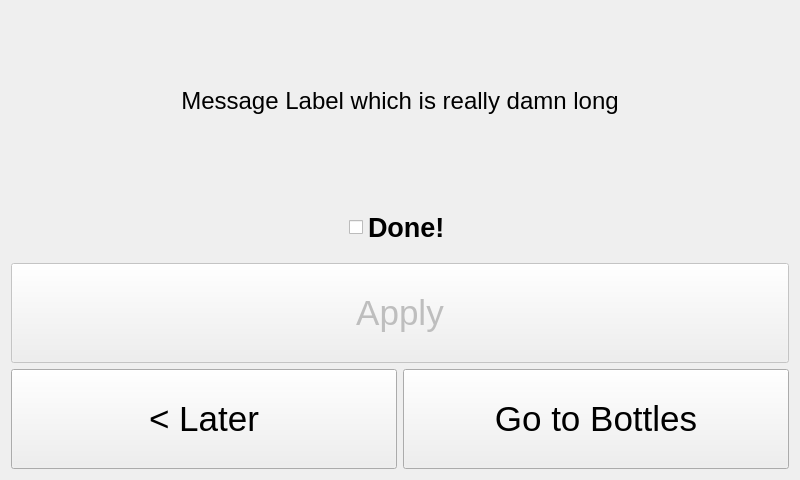
AndreWohnsland/CocktailBerry, file src/ui_elements/refill_prompt.ui: the form before one commit.
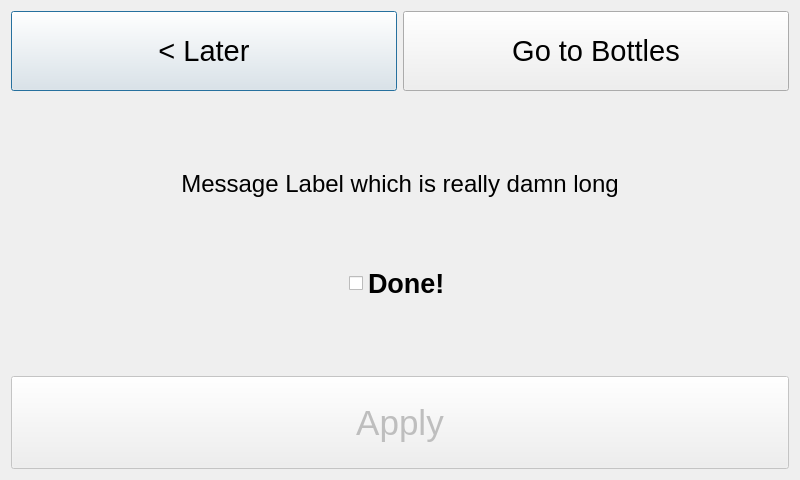
The form after the commit.

The edit to the form file:
```diff
--- a/src/ui_elements/refill_prompt.ui
+++ b/src/ui_elements/refill_prompt.ui
@@ -17,12 +17,86 @@
    <string notr="true"/>
   </property>
   <layout class="QVBoxLayout" name="verticalLayout">
+   <item>
+    <layout class="QHBoxLayout" name="horizontalLayout">
+     <item>
+      <widget class="QPushButton" name="button_later">
+       <property name="minimumSize">
+        <size>
+         <width>0</width>
+         <height>50</height>
+        </size>
+       </property>
+       <property name="maximumSize">
+        <size>
+         <width>16777215</width>
+         <height>80</height>
+        </size>
+       </property>
+       <property name="font">
+        <font>
+         <pointsize>22</pointsize>
+        </font>
+       </property>
+       <property name="text">
+        <string>&lt; Later</string>
+       </property>
+       <property name="cssClass" stdset="0">
+        <string/>
+       </property>
+      </widget>
+     </item>
+     <item>
+      <widget class="QPushButton" name="button_to_bottles">
+       <property name="minimumSize">
+        <size>
+         <width>0</width>
+         <height>50</height>
+        </size>
+       </property>
+       <property name="maximumSize">
+        <size>
+         <width>16777215</width>
+         <height>80</height>
+        </size>
+       </property>
+       <property name="font">
+        <font>
+         <pointsize>22</pointsize>
+        </font>
+       </property>
+       <property name="text">
+        <string>Go to Bottles</string>
+       </property>
+       <property name="cssClass" stdset="0">
+        <string>btn-inverted</string>
+       </property>
+      </widget>
+     </item>
+    </layout>
+   </item>
+   <item>
+    <spacer name="verticalSpacer">
+     <property name="orientation">
+      <enum>Qt::Vertical</enum>
+     </property>
+     <property name="sizeType">
+      <enum>QSizePolicy::Maximum</enum>
+     </property>
+     <property name="sizeHint" stdset="0">
+      <size>
+       <width>20</width>
+       <height>40</height>
+      </size>
+     </property>
+    </spacer>
+   </item>
    <item>
     <widget class="QLabel" name="label_message">
      <property name="minimumSize">
       <size>
        <width>300</width>
-       <height>100</height>
+       <height>0</height>
       </size>
      </property>
      <property name="font">
@@ -61,10 +135,16 @@
        <property name="enabled">
         <bool>true</bool>
        </property>
+       <property name="minimumSize">
+        <size>
+         <width>0</width>
+         <height>50</height>
+        </size>
+       </property>
        <property name="maximumSize">
         <size>
          <width>300</width>
-         <height>60</height>
+         <height>300</height>
         </size>
        </property>
        <property name="font">
@@ -110,6 +190,22 @@
      </item>
     </layout>
    </item>
+   <item>
+    <spacer name="verticalSpacer_2">
+     <property name="orientation">
+      <enum>Qt::Vertical</enum>
+     </property>
+     <property name="sizeType">
+      <enum>QSizePolicy::Maximum</enum>
+     </property>
+     <property name="sizeHint" stdset="0">
+      <size>
+       <width>20</width>
+       <height>40</height>
+      </size>
+     </property>
+    </spacer>
+   </item>
    <item>
     <widget class="QPushButton" name="button_apply">
      <property name="enabled">
@@ -140,64 +236,6 @@
      </property>
     </widget>
    </item>
-   <item>
-    <layout class="QHBoxLayout" name="horizontalLayout">
-     <item>
-      <widget class="QPushButton" name="button_later">
-       <property name="minimumSize">
-        <size>
-         <width>0</width>
-         <height>50</height>
-        </size>
-       </property>
-       <property name="maximumSize">
-        <size>
-         <width>16777215</width>
-         <height>100</height>
-        </size>
-       </property>
-       <property name="font">
-        <font>
-         <pointsize>26</pointsize>
-        </font>
-       </property>
-       <property name="text">
-        <string>&lt; Later</string>
-       </property>
-       <property name="cssClass" stdset="0">
-        <string/>
-       </property>
-      </widget>
-     </item>
-     <item>
-      <widget class="QPushButton" name="button_to_bottles">
-       <property name="minimumSize">
-        <size>
-         <width>0</width>
-         <height>50</height>
-        </size>
-       </property>
-       <property name="maximumSize">
-        <size>
-         <width>16777215</width>
-         <height>100</height>
-        </size>
-       </property>
-       <property name="font">
-        <font>
-         <pointsize>26</pointsize>
-        </font>
-       </property>
-       <property name="text">
-        <string>Go to Bottles</string>
-       </property>
-       <property name="cssClass" stdset="0">
-        <string>btn-inverted</string>
-       </property>
-      </widget>
-     </item>
-    </layout>
-   </item>
   </layout>
  </widget>
  <resources/>
```
Left out of the diff: 4 changed lines with no effect on the pictures.
